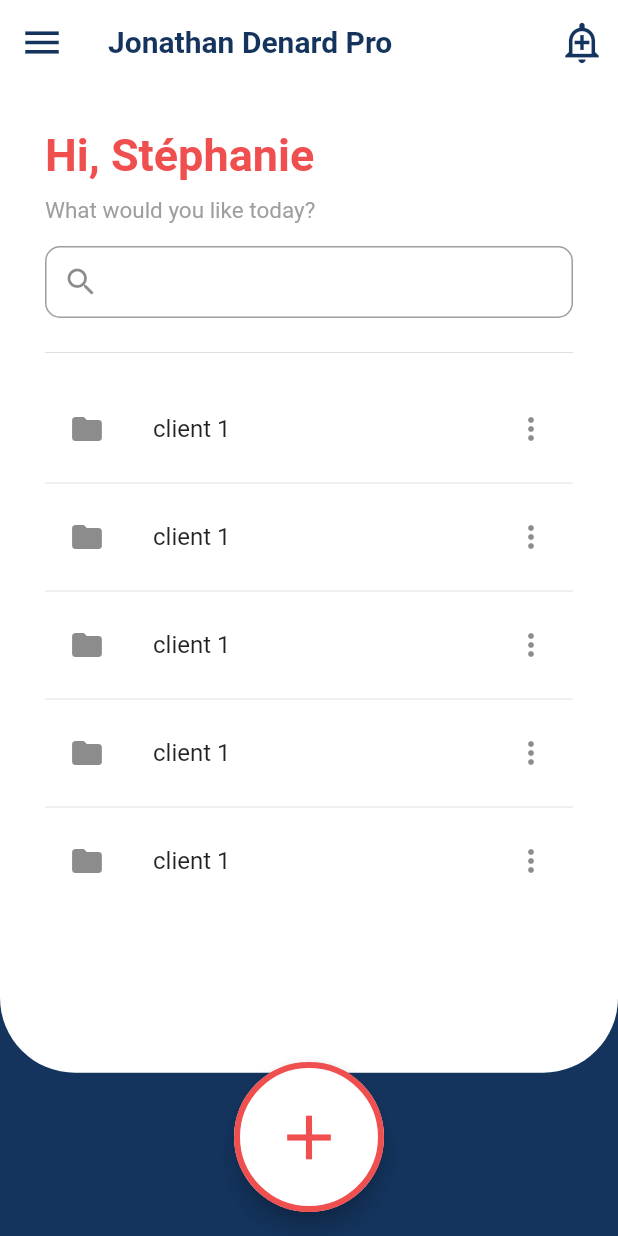
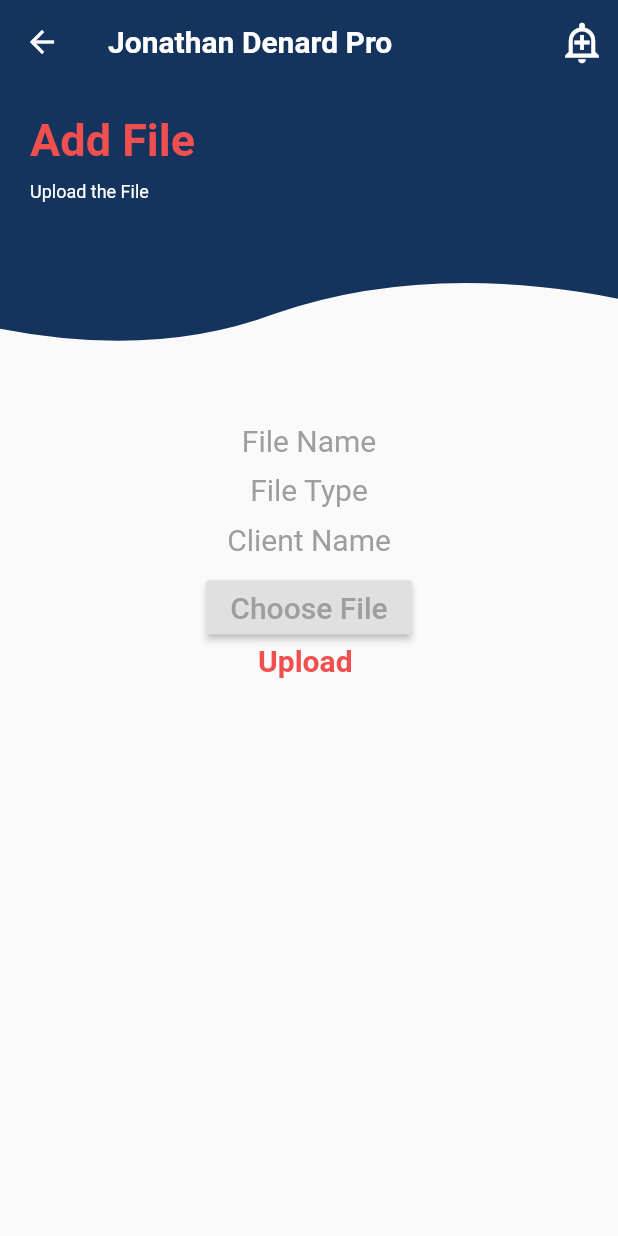
Before and after one commit to GoyalSidhant/Jonathan-Denard, a Flutter app: the HomeScreen screen opened directly, after a tap on the "menu" icon, after a tap on the "add alert" icon, after a tap on the "add" icon, on a phone screen of 412 x 824 dp. Run offline on Flutter 3.47's test engine with Material 2 defaults, Android fonts, the phone set to English and light mode, and no system bars; our stand-ins replace flutter_custom_clippers, line_icons.

Commit message:
Add FIle Screen Added

```diff
--- a/lib/screens/addfile.dart
+++ b/lib/screens/addfile.dart
@@ -1 +1,132 @@
 import 'package:flutter/material.dart';
+import 'package:flutter_custom_clippers/flutter_custom_clippers.dart';
+
+class AddFile extends StatefulWidget {
+  @override
+  _AddFileState createState() => _AddFileState();
+}
+
+class _AddFileState extends State<AddFile> {
+  @override
+  Widget build(BuildContext context) {
+    double height = MediaQuery.of(context).size.height;
+    double width = MediaQuery.of(context).size.width;
+
+    return Scaffold(
+      appBar: AppBar(
+        elevation: 0.0,
+        title: Text(
+          "Jonathan Denard Pro",
+          style: TextStyle(color: Colors.white, fontWeight: FontWeight.bold),
+        ),
+        backgroundColor: Color(0xff14345e),
+        actions: [
+          IconButton(
+              icon: Icon(
+                Icons.add_alert_outlined,
+                color: Colors.white,
+                size: 30,
+              ),
+              onPressed: () {})
+        ],
+      ),
+      body: Stack(
+        children: [
+          Container(
+            width: width,
+            child: Padding(
+              padding: const EdgeInsets.all(20.0),
+              child: Center(
+                child: Column(
+                  crossAxisAlignment: CrossAxisAlignment.start,
+                  children: [
+                    SizedBox(height: height / 4),
+                    Center(
+                        child: Text("File Name",
+                            textAlign: TextAlign.center,
+                            style: TextStyle(
+                              color: Colors.grey,
+                              fontSize: 20,
+                            ))),
+                    SizedBox(height: 5),
+                    SizedBox(height: 5),
+                    Center(
+                        child: Text("File Type",
+                            textAlign: TextAlign.center,
+                            style: TextStyle(
+                              color: Colors.grey,
+                              fontSize: 20,
+                            ))),
+                    SizedBox(height: 5),
+                    SizedBox(height: 5),
+                    Center(
+                        child: Text("Client Name",
+                            textAlign: TextAlign.center,
+                            style: TextStyle(
+                              color: Colors.grey,
+                              fontSize: 20,
+                            ))),
+                    SizedBox(height: 5),
+                    SizedBox(height: 5),
+                    Center(
+                        child: RaisedButton(
+                            onPressed: () {},
+                            child: Text("Choose File",
+                                textAlign: TextAlign.center,
+                                style: TextStyle(
+                                  color: Colors.grey,
+                                  fontSize: 20,
+                                )))),
+                    Center(
+                        child: InkWell(
+                      onTap: () {},
+                      child: Text(
+                        "Upload ",
+                        style: TextStyle(
+                            color: Color(0xffef4f4e),
+                            fontSize: 20,
+                            fontWeight: FontWeight.bold),
+                      ),
+                    ))
+                  ],
+                ),
+              ),
+            ),
+          ),
+          Positioned.fill(
+              child: Align(
+            alignment: Alignment.topCenter,
+            child: ClipPath(
+              clipper: WaveClipperTwo(),
+              child: Container(
+                height: height / 4.5,
+                width: width,
+                color: Color(0xff14345e),
+                child: Padding(
+                  padding: const EdgeInsets.all(20.0),
+                  child: Column(
+                    crossAxisAlignment: CrossAxisAlignment.start,
+                    children: [
+                      Text("Add File",
+                          style: TextStyle(
+                              color: Color(0xffef4f4e),
+                              fontSize: 30,
+                              fontWeight: FontWeight.bold)),
+                      SizedBox(height: 10),
+                      Text("Upload the File",
+                          textAlign: TextAlign.left,
+                          style: TextStyle(
+                            color: Colors.white,
+                            fontSize: 12,
+                          )),
+                    ],
+                  ),
+                ),
+              ),
+            ),
+          )),
+        ],
+      ),
+    );
+  }
+}
--- a/lib/screens/home.dart
+++ b/lib/screens/home.dart
@@ -1,3 +1,4 @@
+import 'package:Jonathan_Denard/screens/addfile.dart';
 import 'package:Jonathan_Denard/widgets/drawer.dart';
 import 'package:flutter/material.dart';
 import 'package:Jonathan_Denard/global.dart' as global;
@@ -47,7 +48,14 @@
         width: 100.0,
         child: FloatingActionButton(
           backgroundColor: Colors.white,
-          onPressed: () {},
+          onPressed: () {
+            global.role != "Client"
+                ? Navigator.push(
+                    context,
+                    MaterialPageRoute(builder: (context) => AddFile()),
+                  )
+                : null;
+          },
           shape: CircleBorder(
               side: BorderSide(color: Color(0xffef4f4e), width: 4.0)),
           child: global.role == "Client"
@@ -135,7 +143,7 @@
                       scrollDirection: Axis.vertical,
                       children: [
                         ListTile(
-                          onTap: (){},
+                          onTap: () {},
                           leading: Icon(Icons.folder),
                           title: Text("client 1"),
                           trailing: Icon(Icons.more_vert),
```
Lines whose indentation alone changed are shown as unchanged.
